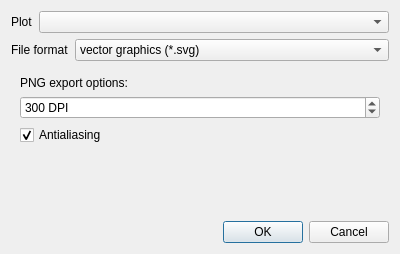
First picture: the form in shapeout2/gui/export/e2plot.ui, repository ZELLMECHANIK-DRESDEN/ShapeOut2, before the edit.
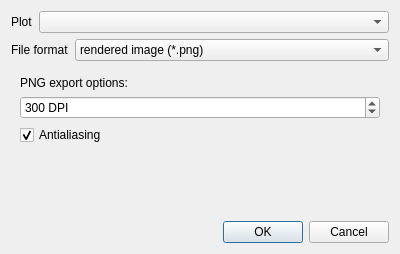
Second picture: the form after the edit. Icons and pictures are not drawn.

The edit to the form file:
```diff
--- a/shapeout2/gui/export/e2plot.ui
+++ b/shapeout2/gui/export/e2plot.ui
@@ -57,7 +57,7 @@
        </property>
        <item>
         <property name="text">
-         <string>vector graphics (*.svg)</string>
+         <string>rendered image (*.png)</string>
         </property>
        </item>
        <item>
```
Left out of the diff: 5 changed lines with no effect on the pictures.
